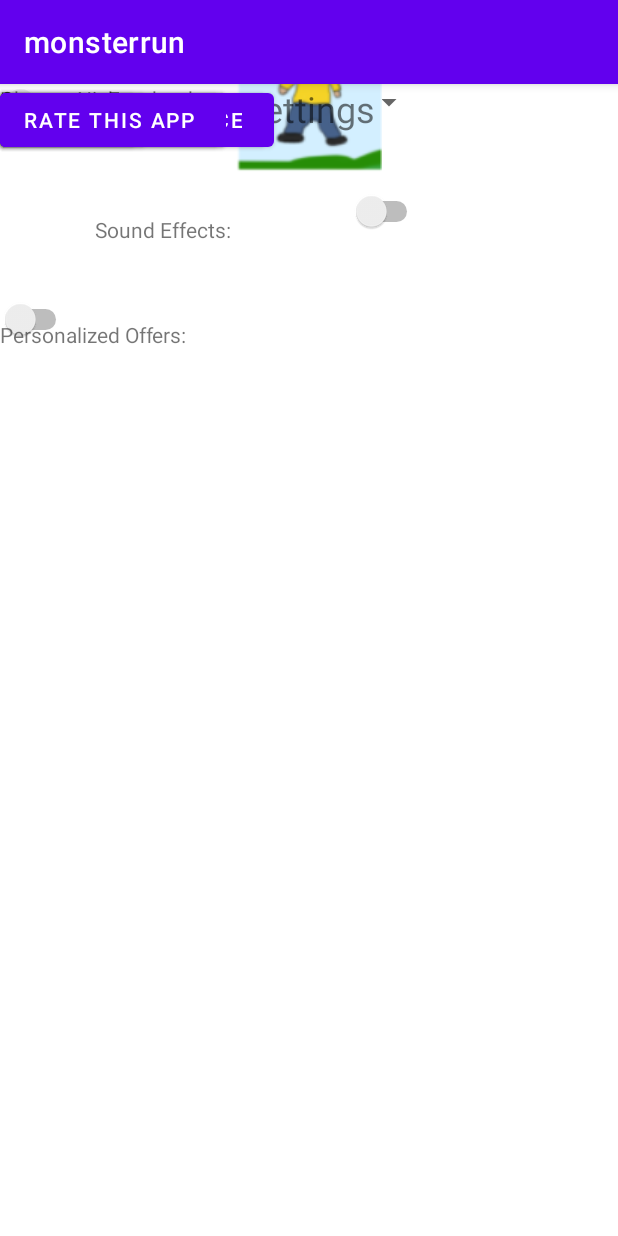
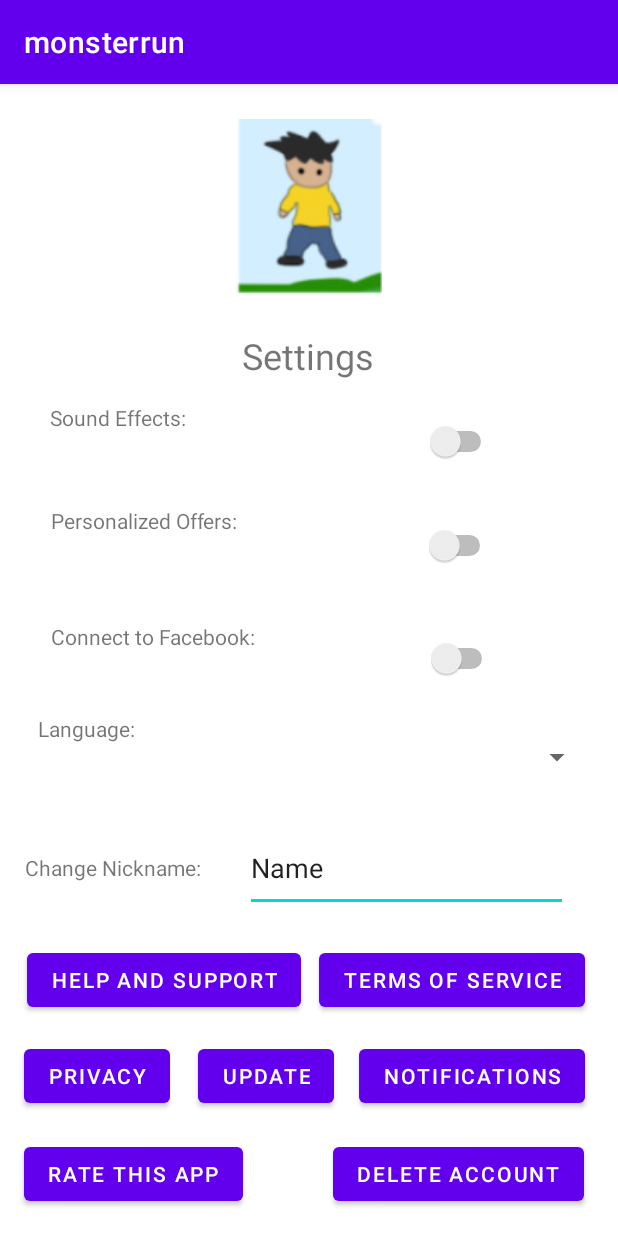
Before and after one commit to gaddi22/MonsterRun, an Android app: the SettingsActivity screen opened directly, with no data from a screen before it, on a phone screen of 412 x 824 dp. Run offline under Robolectric (Android 15) with nearby library versions, the phone set to English and light mode, and no system bars.

Commit message:
UI Users

```diff
--- a/app/src/main/res/layout/activity_settings.xml
+++ b/app/src/main/res/layout/activity_settings.xml
@@ -12,8 +12,12 @@
       android:layout_width="wrap_content"
       android:layout_height="wrap_content"
       android:text="@string/button4"
-      tools:layout_editor_absoluteX="131dp"
-      tools:layout_editor_absoluteY="591dp" />
+      app:layout_constraintBottom_toBottomOf="parent"
+      app:layout_constraintEnd_toStartOf="@+id/button5"
+      app:layout_constraintHorizontal_bias="0.535"
+      app:layout_constraintStart_toEndOf="@+id/button3"
+      app:layout_constraintTop_toTopOf="parent"
+      app:layout_constraintVertical_bias="0.885" />
 
   <TextView
       android:id="@+id/textView9"
@@ -22,38 +26,45 @@
       android:text="@string/textView9"
       app:layout_constraintBottom_toTopOf="@+id/textView10"
       app:layout_constraintEnd_toStartOf="@+id/switch1"
-      app:layout_constraintHorizontal_bias="0.444"
+      app:layout_constraintHorizontal_bias="0.194"
       app:layout_constraintStart_toStartOf="parent"
       app:layout_constraintTop_toBottomOf="@+id/textView8"
-      app:layout_constraintVertical_bias="0.518" />
+      app:layout_constraintVertical_bias="0.242" />
 
   <Switch
       android:id="@+id/switch1"
-      android:layout_width="wrap_content"
-      android:layout_height="wrap_content"
+      android:layout_width="70dp"
+      android:layout_height="50dp"
       app:layout_constraintBottom_toTopOf="@+id/switch2"
       app:layout_constraintEnd_toEndOf="parent"
-      app:layout_constraintHorizontal_bias="0.643"
+      app:layout_constraintHorizontal_bias="0.765"
       app:layout_constraintStart_toStartOf="parent"
       app:layout_constraintTop_toBottomOf="@+id/textView8"
-      app:layout_constraintVertical_bias="0.464" />
+      app:layout_constraintVertical_bias="0.457"
+      tools:ignore="DuplicateSpeakableTextCheck" />
 
   <Switch
       android:id="@+id/switch2"
-      android:layout_width="wrap_content"
-      android:layout_height="wrap_content"
+      android:layout_width="70dp"
+      android:layout_height="50dp"
       android:layout_marginTop="128dp"
       app:layout_constraintBottom_toTopOf="@+id/switch3"
+      app:layout_constraintEnd_toEndOf="parent"
+      app:layout_constraintHorizontal_bias="0.555"
+      app:layout_constraintStart_toEndOf="@+id/textView10"
       app:layout_constraintTop_toBottomOf="@+id/imageView2"
-      app:layout_constraintVertical_bias="0.205"
-      tools:layout_editor_absoluteX="235dp" />
+      app:layout_constraintVertical_bias="0.346" />
 
   <Switch
       android:id="@+id/switch3"
-      android:layout_width="wrap_content"
-      android:layout_height="wrap_content"
-      tools:layout_editor_absoluteX="235dp"
-      tools:layout_editor_absoluteY="330dp" />
+      android:layout_width="70dp"
+      android:layout_height="50dp"
+      app:layout_constraintBottom_toBottomOf="parent"
+      app:layout_constraintEnd_toEndOf="parent"
+      app:layout_constraintHorizontal_bias="0.532"
+      app:layout_constraintStart_toEndOf="@+id/textView111"
+      app:layout_constraintTop_toTopOf="parent"
+      app:layout_constraintVertical_bias="0.499" />
 
   <TextView
       android:id="@+id/textView10"
@@ -62,98 +73,145 @@
       android:layout_marginTop="128dp"
       android:text="@string/textView10"
       app:layout_constraintBottom_toTopOf="@+id/textView111"
+      app:layout_constraintEnd_toEndOf="parent"
+      app:layout_constraintHorizontal_bias="0.119"
+      app:layout_constraintStart_toStartOf="parent"
       app:layout_constraintTop_toBottomOf="@+id/imageView2"
-      app:layout_constraintVertical_bias="0.145"
-      tools:layout_editor_absoluteX="64dp" />
+      app:layout_constraintVertical_bias="0.173" />
 
   <TextView
       android:id="@+id/textView111"
       android:layout_width="wrap_content"
       android:layout_height="wrap_content"
       android:text="@string/textView11"
-      tools:layout_editor_absoluteX="64dp"
-      tools:layout_editor_absoluteY="338dp" />
+      app:layout_constraintBottom_toTopOf="@+id/textView11"
+      app:layout_constraintEnd_toEndOf="parent"
+      app:layout_constraintHorizontal_bias="0.123"
+      app:layout_constraintStart_toStartOf="parent"
+      app:layout_constraintTop_toTopOf="parent"
+      app:layout_constraintVertical_bias="0.895" />
 
   <TextView
       android:id="@+id/textView11"
       android:layout_width="wrap_content"
       android:layout_height="wrap_content"
       android:text="@string/textView12"
-      tools:layout_editor_absoluteX="17dp"
-      tools:layout_editor_absoluteY="405dp" />
+      app:layout_constraintBottom_toBottomOf="parent"
+      app:layout_constraintEnd_toStartOf="@+id/spinner"
+      app:layout_constraintHorizontal_bias="0.617"
+      app:layout_constraintStart_toStartOf="parent"
+      app:layout_constraintTop_toTopOf="parent"
+      app:layout_constraintVertical_bias="0.561" />
 
   <Spinner
       android:id="@+id/spinner"
-      android:layout_width="283dp"
-      android:layout_height="wrap_content"
-      tools:layout_editor_absoluteX="115dp"
-      tools:layout_editor_absoluteY="405dp" />
+      android:layout_width="290dp"
+      android:layout_height="48dp"
+      app:layout_constraintBottom_toBottomOf="parent"
+      app:layout_constraintEnd_toEndOf="parent"
+      app:layout_constraintHorizontal_bias="0.862"
+      app:layout_constraintStart_toStartOf="parent"
+      app:layout_constraintTop_toTopOf="parent"
+      app:layout_constraintVertical_bias="0.59" />
 
   <TextView
       android:id="@+id/textView13"
       android:layout_width="wrap_content"
       android:layout_height="wrap_content"
       android:text="@string/textView13"
-      tools:layout_editor_absoluteX="17dp"
-      tools:layout_editor_absoluteY="462dp" />
+      app:layout_constraintBottom_toBottomOf="parent"
+      app:layout_constraintEnd_toEndOf="parent"
+      app:layout_constraintHorizontal_bias="0.057"
+      app:layout_constraintStart_toStartOf="parent"
+      app:layout_constraintTop_toTopOf="parent"
+      app:layout_constraintVertical_bias="0.685" />
 
   <EditText
       android:id="@+id/editTextTextPersonName3"
-      android:layout_width="wrap_content"
-      android:layout_height="wrap_content"
+      android:layout_width="215dp"
+      android:layout_height="58dp"
       android:ems="10"
       android:inputType="textPersonName"
       android:text="Name"
-      tools:layout_editor_absoluteX="175dp"
-      tools:layout_editor_absoluteY="462dp" />
+      app:layout_constraintBottom_toBottomOf="parent"
+      app:layout_constraintEnd_toEndOf="parent"
+      app:layout_constraintHorizontal_bias="0.467"
+      app:layout_constraintStart_toEndOf="@+id/textView13"
+      app:layout_constraintTop_toTopOf="parent"
+      app:layout_constraintVertical_bias="0.696" />
 
   <Button
       android:id="@+id/button1"
       android:layout_width="wrap_content"
       android:layout_height="wrap_content"
+      android:layout_marginStart="4dp"
       android:text="@string/button1"
-      tools:layout_editor_absoluteX="16dp"
-      tools:layout_editor_absoluteY="531dp" />
+      app:layout_constraintBottom_toBottomOf="parent"
+      app:layout_constraintEnd_toStartOf="@+id/button2"
+      app:layout_constraintHorizontal_bias="0.545"
+      app:layout_constraintStart_toStartOf="parent"
+      app:layout_constraintTop_toTopOf="parent"
+      app:layout_constraintVertical_bias="0.796" />
 
   <Button
       android:id="@+id/button5"
       android:layout_width="wrap_content"
       android:layout_height="wrap_content"
       android:text="@string/button5"
-      tools:layout_editor_absoluteX="235dp"
-      tools:layout_editor_absoluteY="591dp" />
+      app:layout_constraintBottom_toBottomOf="parent"
+      app:layout_constraintEnd_toEndOf="parent"
+      app:layout_constraintHorizontal_bias="0.915"
+      app:layout_constraintStart_toStartOf="parent"
+      app:layout_constraintTop_toTopOf="parent"
+      app:layout_constraintVertical_bias="0.885" />
 
   <Button
       android:id="@+id/button3"
       android:layout_width="wrap_content"
       android:layout_height="wrap_content"
       android:text="@string/button3"
-      tools:layout_editor_absoluteX="16dp"
-      tools:layout_editor_absoluteY="591dp" />
+      app:layout_constraintBottom_toBottomOf="parent"
+      app:layout_constraintEnd_toEndOf="parent"
+      app:layout_constraintHorizontal_bias="0.051"
+      app:layout_constraintStart_toStartOf="parent"
+      app:layout_constraintTop_toTopOf="parent"
+      app:layout_constraintVertical_bias="0.885" />
 
   <Button
       android:id="@+id/button2"
       android:layout_width="wrap_content"
       android:layout_height="wrap_content"
       android:text="@string/button2"
-      tools:layout_editor_absoluteX="207dp"
-      tools:layout_editor_absoluteY="531dp" />
+      app:layout_constraintBottom_toBottomOf="parent"
+      app:layout_constraintEnd_toEndOf="parent"
+      app:layout_constraintHorizontal_bias="0.905"
+      app:layout_constraintStart_toStartOf="parent"
+      app:layout_constraintTop_toTopOf="parent"
+      app:layout_constraintVertical_bias="0.796" />
 
   <Button
       android:id="@+id/button6"
       android:layout_width="wrap_content"
       android:layout_height="wrap_content"
-      android:text="@string/button5"
-      tools:layout_editor_absoluteX="16dp"
-      tools:layout_editor_absoluteY="650dp" />
+      android:text="@string/button6"
+      app:layout_constraintBottom_toBottomOf="parent"
+      app:layout_constraintEnd_toEndOf="parent"
+      app:layout_constraintHorizontal_bias="0.06"
+      app:layout_constraintStart_toStartOf="parent"
+      app:layout_constraintTop_toTopOf="parent"
+      app:layout_constraintVertical_bias="0.976" />
 
   <Button
       android:id="@+id/button7"
       android:layout_width="wrap_content"
       android:layout_height="wrap_content"
-      android:text="@string/button6"
-      tools:layout_editor_absoluteX="206dp"
-      tools:layout_editor_absoluteY="650dp" />
+      android:text="@string/button7"
+      app:layout_constraintBottom_toBottomOf="parent"
+      app:layout_constraintEnd_toEndOf="parent"
+      app:layout_constraintHorizontal_bias="0.728"
+      app:layout_constraintStart_toEndOf="@+id/button6"
+      app:layout_constraintTop_toTopOf="parent"
+      app:layout_constraintVertical_bias="0.976" />
 
   <ImageView
       android:id="@+id/imageView2"
@@ -171,8 +229,11 @@
       android:layout_height="wrap_content"
       android:text="@string/textView8"
       android:textSize="24sp"
+      app:layout_constraintBottom_toBottomOf="parent"
       app:layout_constraintEnd_toEndOf="parent"
+      app:layout_constraintHorizontal_bias="0.498"
       app:layout_constraintStart_toStartOf="parent"
-      tools:layout_editor_absoluteY="155dp" />
+      app:layout_constraintTop_toTopOf="parent"
+      app:layout_constraintVertical_bias="0.224" />
 
 </androidx.constraintlayout.widget.ConstraintLayout>
```
Also changed, not shown: app/src/main/res/layout/activity_register.xml (+67 -49 lines).
